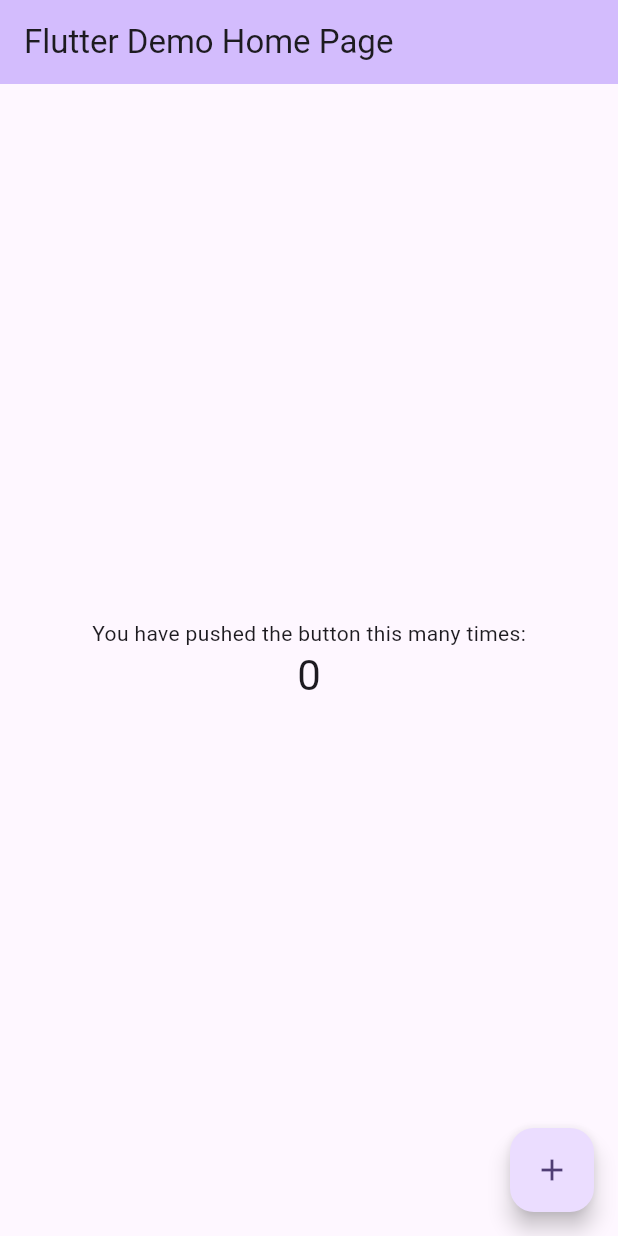
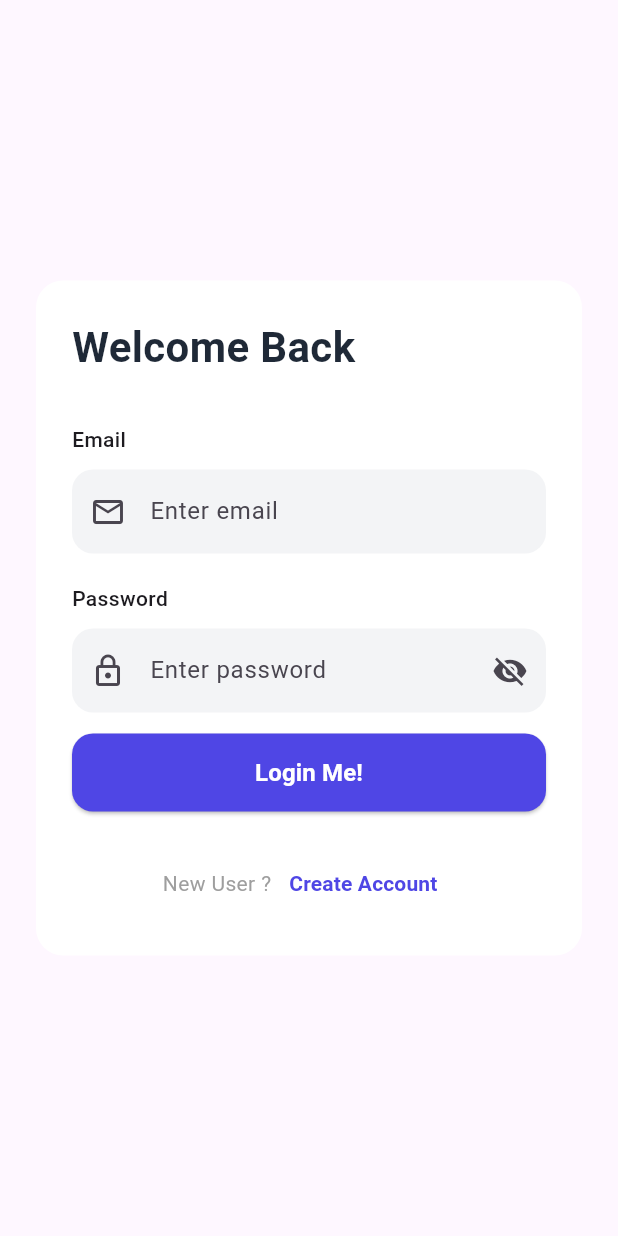
Before and after one commit to JankiShah29/flutter-task-mngr, a Flutter app: the screen it shows after launch, on a phone screen of 412 x 824 dp. Run offline on Flutter 3.47's test engine with Material 3 defaults, Android fonts, the phone set to English and light mode, and no system bars; our stand-ins replace firebase_auth, firebase_core; accounts and stored records are empty.

Commit message:
Login Registration Screen UI design

```diff
--- a/lib/main.dart
+++ b/lib/main.dart
@@ -1,122 +1,24 @@
 import 'package:flutter/material.dart';
+import 'package:interview_test/screens/login.dart';
 
 void main() {
   runApp(const MyApp());
 }
 
-class MyApp extends StatelessWidget {
+class MyApp extends StatefulWidget {
   const MyApp({super.key});
 
-  // This widget is the root of your application.
+  @override
+  State<MyApp> createState() => _MyAppState();
+}
+
+class _MyAppState extends State<MyApp> {
   @override
   Widget build(BuildContext context) {
     return MaterialApp(
-      title: 'Flutter Demo',
-      theme: ThemeData(
-        // This is the theme of your application.
-        //
-        // TRY THIS: Try running your application with "flutter run". You'll see
-        // the application has a purple toolbar. Then, without quitting the app,
-        // try changing the seedColor in the colorScheme below to Colors.green
-        // and then invoke "hot reload" (save your changes or press the "hot
-        // reload" button in a Flutter-supported IDE, or press "r" if you used
-        // the command line to start the app).
-        //
-        // Notice that the counter didn't reset back to zero; the application
-        // state is not lost during the reload. To reset the state, use hot
-        // restart instead.
-        //
-        // This works for code too, not just values: Most code changes can be
-        // tested with just a hot reload.
-        colorScheme: .fromSeed(seedColor: Colors.deepPurple),
-      ),
-      home: const MyHomePage(title: 'Flutter Demo Home Page'),
+      title: 'Task Manager',
+      debugShowCheckedModeBanner: false,
+      home: LoginScreen(),
     );
   }
 }
-
-class MyHomePage extends StatefulWidget {
-  const MyHomePage({super.key, required this.title});
-
-  // This widget is the home page of your application. It is stateful, meaning
-  // that it has a State object (defined below) that contains fields that affect
-  // how it looks.
-
-  // This class is the configuration for the state. It holds the values (in this
-  // case the title) provided by the parent (in this case the App widget) and
-  // used by the build method of the State. Fields in a Widget subclass are
-  // always marked "final".
-
-  final String title;
-
-  @override
-  State<MyHomePage> createState() => _MyHomePageState();
-}
-
-class _MyHomePageState extends State<MyHomePage> {
-  int _counter = 0;
-
-  void _incrementCounter() {
-    setState(() {
-      // This call to setState tells the Flutter framework that something has
-      // changed in this State, which causes it to rerun the build method below
-      // so that the display can reflect the updated values. If we changed
-      // _counter without calling setState(), then the build method would not be
-      // called again, and so nothing would appear to happen.
-      _counter++;
-    });
-  }
-
-  @override
-  Widget build(BuildContext context) {
-    // This method is rerun every time setState is called, for instance as done
-    // by the _incrementCounter method above.
-    //
-    // The Flutter framework has been optimized to make rerunning build methods
-    // fast, so that you can just rebuild anything that needs updating rather
-    // than having to individually change instances of widgets.
-    return Scaffold(
-      appBar: AppBar(
-        // TRY THIS: Try changing the color here to a specific color (to
-        // Colors.amber, perhaps?) and trigger a hot reload to see the AppBar
-        // change color while the other colors stay the same.
-        backgroundColor: Theme.of(context).colorScheme.inversePrimary,
-        // Here we take the value from the MyHomePage object that was created by
-        // the App.build method, and use it to set our appbar title.
-        title: Text(widget.title),
-      ),
-      body: Center(
-        // Center is a layout widget. It takes a single child and positions it
-        // in the middle of the parent.
-        child: Column(
-          // Column is also a layout widget. It takes a list of children and
-          // arranges them vertically. By default, it sizes itself to fit its
-          // children horizontally, and tries to be as tall as its parent.
-          //
-          // Column has various properties to control how it sizes itself and
-          // how it positions its children. Here we use mainAxisAlignment to
-          // center the children vertically; the main axis here is the vertical
-          // axis because Columns are vertical (the cross axis would be
-          // horizontal).
-          //
-          // TRY THIS: Invoke "debug painting" (choose the "Toggle Debug Paint"
-          // action in the IDE, or press "p" in the console), to see the
-          // wireframe for each widget.
-          mainAxisAlignment: .center,
-          children: [
-            const Text('You have pushed the button this many times:'),
-            Text(
-              '$_counter',
-              style: Theme.of(context).textTheme.headlineMedium,
-            ),
-          ],
-        ),
-      ),
-      floatingActionButton: FloatingActionButton(
-        onPressed: _incrementCounter,
-        tooltip: 'Increment',
-        child: const Icon(Icons.add),
-      ),
-    );
-  }
-}
--- /dev/null
+++ b/lib/screens/login.dart
@@ -0,0 +1,109 @@
+import 'package:flutter/material.dart';
+import 'package:interview_test/screens/register.dart';
+import 'package:interview_test/widgets/bottom_line_auth.dart';
+import 'package:interview_test/widgets/email_widget.dart';
+import 'package:interview_test/widgets/password_widget.dart';
+import 'package:interview_test/widgets/primary_button.dart';
+
+class LoginScreen extends StatefulWidget {
+  const LoginScreen({super.key});
+
+  @override
+  State<LoginScreen> createState() => _LoginScreenState();
+}
+
+class _LoginScreenState extends State<LoginScreen> {
+  final _formKey = GlobalKey<FormState>();
+
+  final TextEditingController emailController = TextEditingController();
+
+  final TextEditingController passwordController = TextEditingController();
+
+  bool isPasswordHidden = true;
+
+  @override
+  Widget build(BuildContext context) {
+    return Scaffold(
+      body: SafeArea(
+        child: Center(
+          child: SingleChildScrollView(
+            padding: const EdgeInsets.all(24),
+            child: Container(
+              width: double.infinity,
+              padding: const EdgeInsets.all(24),
+              decoration: BoxDecoration(
+                color: Colors.white,
+                borderRadius: BorderRadius.circular(18),
+              ),
+              child: Form(
+                key: _formKey,
+                child: Column(
+                  crossAxisAlignment: CrossAxisAlignment.start,
+                  children: [
+                    const Text(
+                      "Welcome Back",
+                      style: TextStyle(
+                        fontSize: 28,
+                        fontWeight: FontWeight.w700,
+                        color: Color(0xFF1F2937),
+                      ),
+                    ),
+                    const SizedBox(height: 32),
+
+                    const Text(
+                      "Email",
+                      style: TextStyle(fontWeight: FontWeight.w500),
+                    ),
+
+                    const SizedBox(height: 10),
+
+                    EmailWidget(emailController: emailController),
+
+                    const SizedBox(height: 20),
+
+                    const Text(
+                      "Password",
+                      style: TextStyle(fontWeight: FontWeight.w500),
+                    ),
+
+                    const SizedBox(height: 10),
+
+                    PasswordWidget(
+                      passwordController: passwordController,
+                      isPasswordHidden: isPasswordHidden,
+                      hintText: "Enter password",
+                    ),
+
+                    const SizedBox(height: 14),
+
+                    PrimaryButton(
+                      buttonText: "Login Me!",
+                      onPressed: () {
+                        if (_formKey.currentState!.validate()) {}
+                      },
+                    ),
+
+                    const SizedBox(height: 24),
+
+                    BottomLineAuth(
+                      text1: 'New User ?',
+                      text2: 'Create Account',
+                      onPressed: () {
+                        Navigator.push(
+                          context,
+                          MaterialPageRoute(
+                            builder: (context) => RegisterScreen(),
+                          ),
+                        );
+                      },
+                    ),
+                  ],
+                ),
+              ),
+            ),
+          ),
+        ),
+      ),
+    );
+  }
+}
--- /dev/null
+++ b/lib/services/firebase_service.dart
@@ -0,0 +1,31 @@
+import 'package:firebase_auth/firebase_auth.dart';
+import 'package:flutter/material.dart';
+import 'package:interview_test/screens/login.dart';
+
+class AppFirebaseService {
+
+  AppFirebaseService._privateConstructor();
+
+  static final AppFirebaseService instance =
+      AppFirebaseService._privateConstructor();
+
+  Future<void> registerUser(
+    String email,
+    String password,
+    BuildContext context,
+  ) async {
+    debugPrint("Attempting to register user with email: $email");
+    try {
+      var response = await FirebaseAuth.instance.createUserWithEmailAndPassword(
+        email: email,
+        password: password,
+      );
+
+      debugPrint("Registration successful for user: ${response.user?.email}");
+    } on Exception catch (e) {
+      debugPrint("Registration Failed: ${e.toString()}");
+    }
+  }
+
+
+}
--- /dev/null
+++ b/lib/widgets/bottom_line_auth.dart
@@ -0,0 +1,36 @@
+import 'package:flutter/material.dart';
+
+class BottomLineAuth extends StatefulWidget {
+  final String text1;
+  final String text2;
+  final VoidCallback onPressed;
+  const BottomLineAuth({super.key, required this.text1, required this.text2, required this.onPressed});
+
+  @override
+  State<BottomLineAuth> createState() => _BottomLineAuthState();
+}
+
+class _BottomLineAuthState extends State<BottomLineAuth> {
+  @override
+  Widget build(BuildContext context) {
+    return       Row(
+                      mainAxisAlignment: MainAxisAlignment.center,
+                      children: [
+                        Text(
+                          widget.text1,
+                          style: TextStyle(color: Colors.grey),
+                        ),
+                        TextButton(
+                          onPressed: widget.onPressed,
+                          child: Text(
+                            widget.text2,
+                            style: TextStyle(
+                              color: Color(0xFF4F46E5),
+                              fontWeight: FontWeight.w600,
+                            ),
+                          ),
+                        ),
+                      ],
+                    );
+  }
+}
--- /dev/null
+++ b/lib/widgets/email_widget.dart
@@ -0,0 +1,40 @@
+import 'package:flutter/material.dart';
+
+class EmailWidget extends StatefulWidget {
+  final TextEditingController emailController;
+
+  const EmailWidget({super.key, required this.emailController});
+
+  @override
+  State<EmailWidget> createState() => _EmailWidgetState();
+}
+
+class _EmailWidgetState extends State<EmailWidget> {
+  @override
+  Widget build(BuildContext context) {
+    return TextFormField(
+      controller: widget.emailController,
+      keyboardType: TextInputType.emailAddress,
+      validator: (value) {
+        if (value == null || value.trim().isEmpty) {
+          return "Please enter email";
+        }
+
+        if (!RegExp(r'^[\w-\.]+@([\w-]+\.)+[\w-]{2,4}$').hasMatch(value)) {
+          return "Enter valid email";
+        }
+        return null;
+      },
+      decoration: InputDecoration(
+        hintText: "Enter email",
+        filled: true,
+        fillColor: const Color(0xFFF3F4F6),
+        prefixIcon: const Icon(Icons.email_outlined),
+        border: OutlineInputBorder(
+          borderRadius: BorderRadius.circular(14),
+          borderSide: BorderSide.none,
+        ),
+      ),
+    );
+  }
+}
--- /dev/null
+++ b/lib/widgets/password_widget.dart
@@ -0,0 +1,55 @@
+import 'package:flutter/material.dart';
+@immutable
+class PasswordWidget extends StatefulWidget {
+  final TextEditingController passwordController;
+  bool isPasswordHidden;
+  final String hintText;
+
+
+  PasswordWidget({super.key, required this.passwordController, required this.isPasswordHidden, required this.hintText});
+
+  @override
+  State<PasswordWidget> createState() => _PasswordWidgetState();
+}
+
+class _PasswordWidgetState extends State<PasswordWidget> {
+
+  @override
+  Widget build(BuildContext context) {
+    return TextFormField(
+      controller: widget.passwordController,
+      obscureText: widget.isPasswordHidden,
+      validator: (value) {
+        if (value == null || value.trim().isEmpty) {
+          return "Please enter password";
+        }
+
+        if (value.length < 6) {
+          return "Password must be at least 6 characters";
+        }
+
+        return null;
+      },
+      decoration: InputDecoration(
+        hintText: widget.hintText,
+        filled: true,
+        fillColor: const Color(0xFFF3F4F6),
+        prefixIcon: const Icon(Icons.lock_outline),
+        suffixIcon: IconButton(
+          icon: Icon(
+            widget.isPasswordHidden ? Icons.visibility_off : Icons.visibility,
+          ),
+          onPressed: () {
+            setState(() {
+              widget.isPasswordHidden = !widget.isPasswordHidden;
+            });
+          },
+        ),
+        border: OutlineInputBorder(
+          borderRadius: BorderRadius.circular(14),
+          borderSide: BorderSide.none,
+        ),
+      ),
+    );
+  }
+}
--- /dev/null
+++ b/lib/widgets/primary_button.dart
@@ -0,0 +1,36 @@
+import 'package:flutter/material.dart';
+
+class PrimaryButton extends StatefulWidget {
+  final String buttonText;
+  final VoidCallback onPressed;
+  const PrimaryButton({super.key, required this.buttonText, required this.onPressed});
+
+  @override
+  State<PrimaryButton> createState() => _PrimaryButtonState();
+}
+
+class _PrimaryButtonState extends State<PrimaryButton> {
+  @override
+  Widget build(BuildContext context) {
+    return SizedBox( width: double.infinity,
+                      height: 52,
+                      child: ElevatedButton(
+                        onPressed: widget.onPressed,
+                        style: ElevatedButton.styleFrom(
+                          backgroundColor: const Color(0xFF4F46E5),
+                          shape: RoundedRectangleBorder(
+                            borderRadius: BorderRadius.circular(14),
+                          ),
+                        ),
+                        child: Text(
+                          widget.buttonText,
+                          style: TextStyle(
+                            fontSize: 16,
+                            color: Colors.white,
+                            fontWeight: FontWeight.w600,
+                          ),
+                        ),
+                      ),
+                    );
+  }
+}
```
Also changed, not shown: lib/screens/dashboard_screen.dart (added, +23 -0 lines), lib/screens/register.dart (added, +144 -0 lines).
